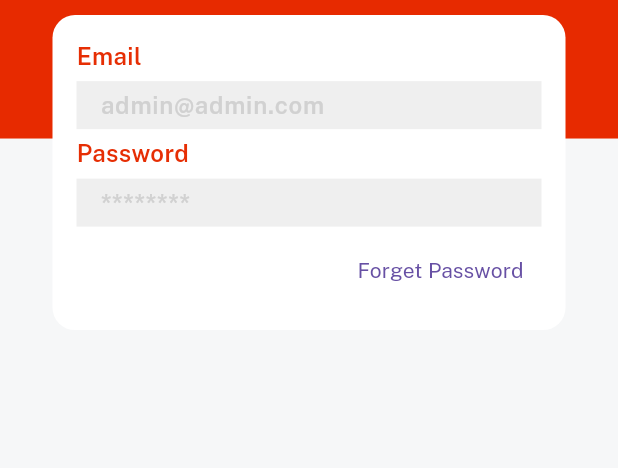
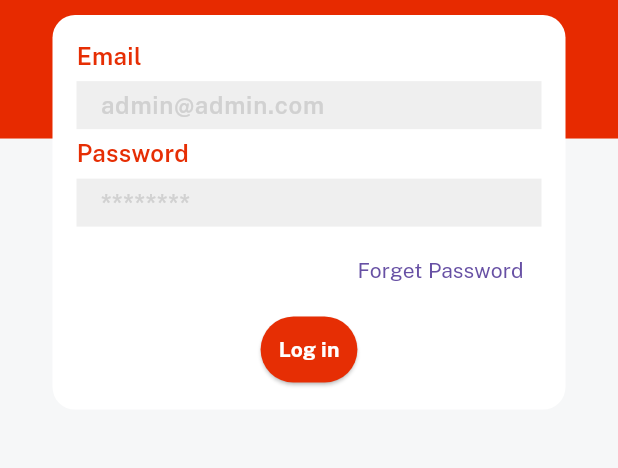
Before and after one commit to aayushGhimire321/e-commerceapp, a Flutter app: the screen it shows after launch, on a phone screen of 412 x 824 dp, the part 293-761 px from its top. Run offline on Flutter 3.47's test engine with Material 3 defaults, Android fonts, the phone set to English and light mode, and no system bars; our stand-ins replace get, velocity_x.

Commit message:
working on login button

```diff
--- a/Flutter_E-Mart-master/lib/auth_screen/login_screen.dart
+++ b/Flutter_E-Mart-master/lib/auth_screen/login_screen.dart
@@ -1,6 +1,7 @@
 import 'package:emart_app/consts/consts.dart';
 import 'package:emart_app/widgets_common/applogo_widget.dart';
 import 'package:emart_app/widgets_common/custom_textfield.dart';
+import 'package:emart_app/widgets_common/our_button.dart';
 import 'package:flutter/material.dart';
 
 import '../widgets_common/bg_widget.dart';
@@ -27,7 +28,9 @@ class LoginScreen extends StatelessWidget {
               customTextField(hint: passwordHint, title: password),
               Align(
                   alignment: Alignment.centerRight,
-                  child: TextButton(onPressed: (){}, child: forgetPass.text.make()))
+                  child: TextButton(onPressed: (){}, child: forgetPass.text.make())),
+              5.heightBox,
+              ourButton(),
             ],
           ).box.white.rounded.padding(EdgeInsets.all(16)).width(context.screenWidth - 70).make(),
         ],
--- a/Flutter_E-Mart-master/lib/widgets_common/our_button.dart
+++ b/Flutter_E-Mart-master/lib/widgets_common/our_button.dart
@@ -3,5 +3,11 @@ import 'package:flutter/material.dart';
 
 Widget ourButton() {
   return ElevatedButton(
-      onPressed: () {}, child: login.text.white.fontFamily(bold).make());
+    style: ElevatedButton.styleFrom(
+      primary: redColor,
+      padding: const EdgeInsets.all(12),
+    ),
+    onPressed: () {},
+    child: login.text.white.fontFamily(bold).make(),
+  );
 }
```
